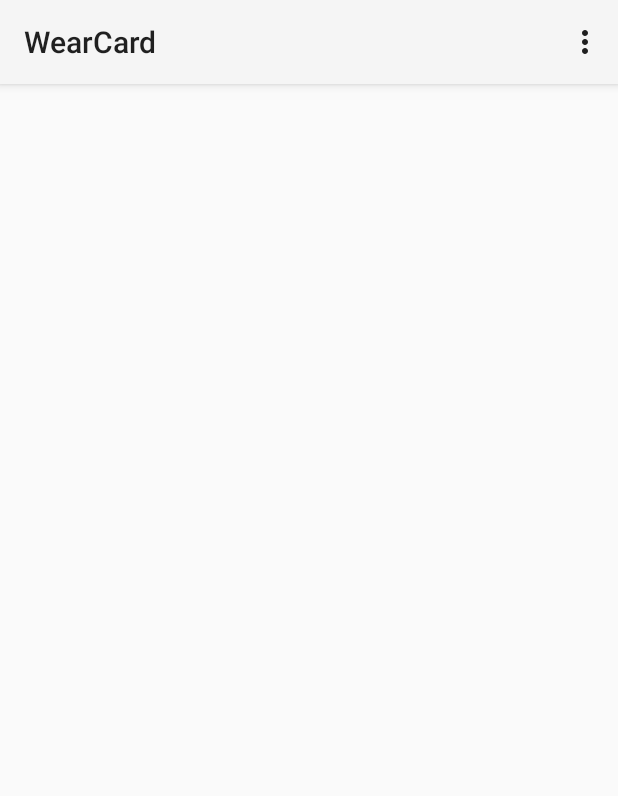
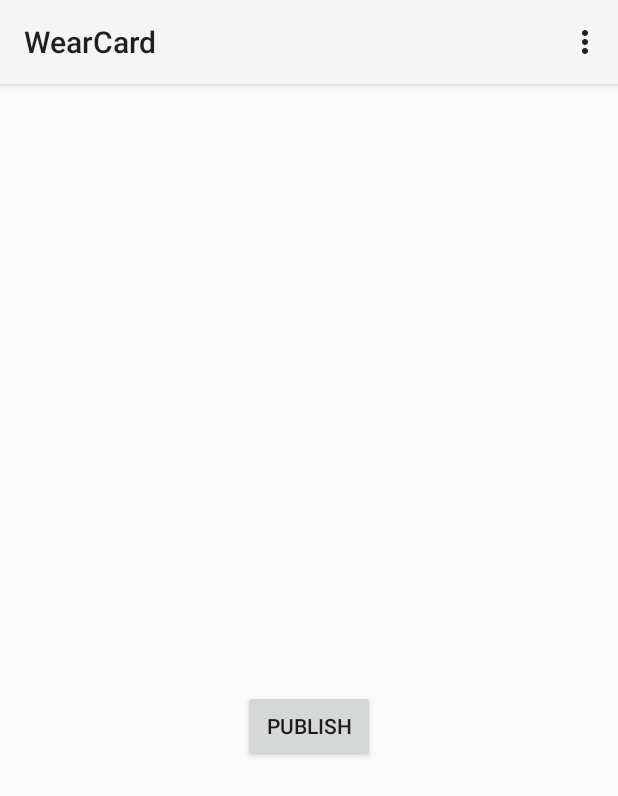
Before and after one commit to gabrielemuscogiuri/wearcard-android, an Android app: the screen it shows after launch (MainActivity), on a phone screen of 412 x 824 dp. Shown: the top 796 px of the screen. Run offline under Robolectric (Android 15) with nearby library versions, the phone set to English and light mode, and no system bars; 3 statements that could not run were skipped.

Commit message:
#working nearby

```diff
--- a/mobile/src/main/java/personalapp/momo/com/wearcard/MainActivity.java
+++ b/mobile/src/main/java/personalapp/momo/com/wearcard/MainActivity.java
@@ -8,6 +8,8 @@ import android.net.NetworkInfo;
 import android.os.Bundle;
 import android.view.Menu;
 import android.view.MenuItem;
+import android.view.View;
+import android.widget.Button;
 import android.widget.Toast;
 
 import com.google.android.gms.common.ConnectionResult;
@@ -34,6 +36,8 @@ public class MainActivity extends Activity implements GoogleApiClient.Connection
     private static final long CONNECTION_TIME_OUT = 10000L;
     private static final int REQUEST_RESOLVE_ERROR = 11011;
 
+    Button mPush;
+
     private Message cardToSend;
 
     private static int[] NETWORK_TYPES = {ConnectivityManager.TYPE_WIFI, ConnectivityManager.TYPE_BLUETOOTH, ConnectivityManager.TYPE_ETHERNET};
@@ -51,6 +55,16 @@ public class MainActivity extends Activity implements GoogleApiClient.Connection
     protected void onCreate(Bundle savedInstanceState) {
         super.onCreate(savedInstanceState);
         setContentView(R.layout.activity_main);
+
+        mPush = (Button) findViewById(R.id.button_publish);
+
+        mPush.setOnClickListener(new View.OnClickListener() {
+            @Override
+            public void onClick(View v) {
+
+                    publish("prova a publicare");
+            }
+        });
 
         mBCardList = new ArrayList<>();
         //--------------------------------
@@ -70,11 +84,9 @@ public class MainActivity extends Activity implements GoogleApiClient.Connection
                 .addApi(Nearby.MESSAGES_API)
                 .build();
 
-        try {
-            publish("prova test");
-        } catch (IOException e) {
-            e.printStackTrace();
-        }
+
+        //publish("prova test");
+
         subscribe();
 
 
@@ -135,7 +147,7 @@ public class MainActivity extends Activity implements GoogleApiClient.Connection
     }
 
 
-    public void publish(String message) throws IOException {
+    public void publish(String message) {
 
         if(!mGoogleApiClient.isConnected()){
             if(!mGoogleApiClient.isConnecting())
@@ -144,16 +156,20 @@ public class MainActivity extends Activity implements GoogleApiClient.Connection
         //byte[] businessCardByte = serializeCard(bcard);
         byte[] businessCardByte = message.getBytes();
         cardToSend = new Message(businessCardByte);
+        if(mGoogleApiClient.isConnected()){
+            System.out.println("google api is connected");
             Nearby.Messages.publish(mGoogleApiClient, cardToSend).setResultCallback(new ResultCallback<Status>() {
                 @Override
                 public void onResult(Status status) {
                     if (status.isSuccess()) {
                         System.out.println("success");
                     } else {
+                        System.out.println("tipo di errore trovato ----------->" + status.toString());
                         handleUnsuccessfulResult(status);
                     }
                 }
             });
+        }
     }
 
     private void handleUnsuccessfulResult(Status status) {
@@ -210,7 +226,7 @@ public class MainActivity extends Activity implements GoogleApiClient.Connection
                 mGoogleApiClient.connect();
             }
         } else {
-            Nearby.Messages.unpublish(mGoogleApiClient,cardToSend)
+            Nearby.Messages.unpublish(mGoogleApiClient, cardToSend)
                     .setResultCallback(new ResultCallback<Status>() {
 
                         @Override
@@ -290,13 +306,13 @@ public class MainActivity extends Activity implements GoogleApiClient.Connection
             runOnUiThread(new Runnable() {
                 @Override
                 public void run() {
-                    try {
-                        deserializeMessage(message);
-                    } catch (IOException e) {
-                        e.printStackTrace();
-                    } catch (ClassNotFoundException e) {
-                        e.printStackTrace();
-                    }
+                    //try {
+                        decriptMessage(message);
+                    //} catch (IOException e) {
+                      //  e.printStackTrace();
+                   // } catch (ClassNotFoundException e) {
+                   //     e.printStackTrace();
+                   // }
                 }
             });
 
@@ -308,6 +324,11 @@ public class MainActivity extends Activity implements GoogleApiClient.Connection
         }
     };
 
+    private void decriptMessage(Message message) {
+        String decriptedMex = message.toString();
+        System.out.println(decriptedMex);
+    }
+
     public void deserializeMessage(Message message) throws IOException, ClassNotFoundException {
         BusinessCard mFoundCard = (BusinessCard) Serializer.deserialize(message.getContent());
         mBCardList.add(mFoundCard);
--- a/mobile/src/main/res/layout/activity_main.xml
+++ b/mobile/src/main/res/layout/activity_main.xml
@@ -3,11 +3,19 @@
     android:layout_height="match_parent" android:paddingLeft="@dimen/activity_horizontal_margin"
     android:paddingRight="@dimen/activity_horizontal_margin"
     android:paddingTop="@dimen/activity_vertical_margin"
-    android:paddingBottom="@dimen/activity_vertical_margin" tools:context=".MainActivity">
+    android:paddingBottom="@dimen/activity_vertical_margin" tools:context=".MainActivity"
+    android:orientation="vertical">
 
     <ListView
         android:layout_width="fill_parent"
-        android:layout_height="match_parent"
+        android:layout_height="388dp"
         android:id="@+id/cardbusiness_list"
         />
+
+    <Button
+        android:layout_width="wrap_content"
+        android:layout_height="wrap_content"
+        android:text="Publish"
+        android:id="@+id/button_publish"
+        android:layout_gravity="center_horizontal" />
 </LinearLayout>
```
Also changed, not shown: 3 other files. Lines whose indentation alone changed are shown as unchanged.
